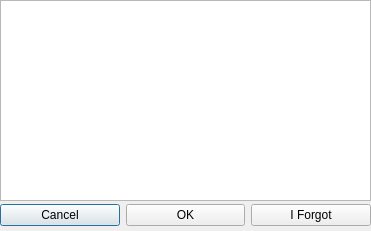
Qt form src/citra_qt/swkbd.ui (grimtnt/citra) before a commit.
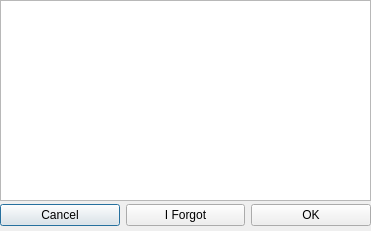
The same form after that commit.

Commit message: [skip ci]

Diff of the .ui file:
```diff
--- a/src/citra_qt/swkbd.ui
+++ b/src/citra_qt/swkbd.ui
@@ -42,18 +42,15 @@
     </item>
     <item>
      <widget class="QPushButton" name="button1">
-      <property name="enabled">
-       <bool>true</bool>
-      </property>
       <property name="text">
-       <string>OK</string>
+       <string>I Forgot</string>
       </property>
      </widget>
     </item>
     <item>
      <widget class="QPushButton" name="button2">
       <property name="text">
-       <string>I Forgot</string>
+       <string>OK</string>
       </property>
      </widget>
     </item>
```
